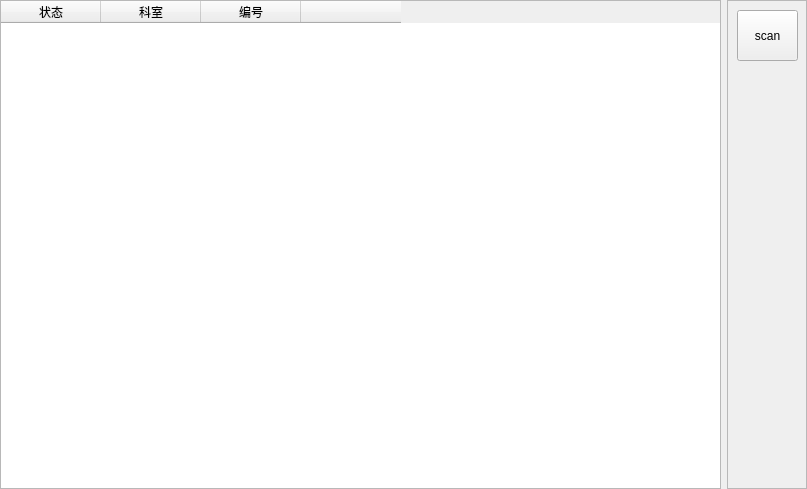
First picture: the form in UpdateManager/widget.ui, repository birdman1992/RemoteCtrl, before the edit.
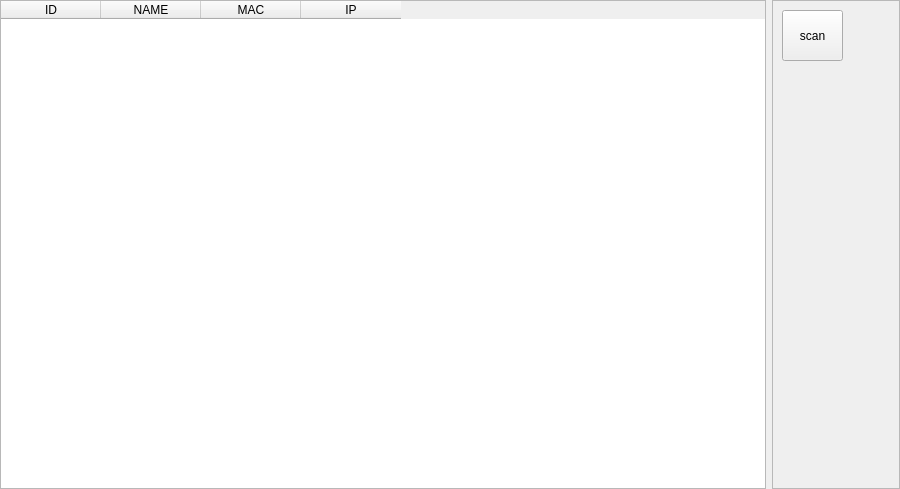
Second picture: the form after the edit.

```diff
--- a/UpdateManager/widget.ui
+++ b/UpdateManager/widget.ui
@@ -6,14 +6,14 @@
    <rect>
     <x>0</x>
     <y>0</y>
-    <width>807</width>
+    <width>900</width>
     <height>489</height>
    </rect>
   </property>
   <property name="windowTitle">
    <string>Widget</string>
   </property>
-  <layout class="QHBoxLayout" name="horizontalLayout" stretch="9,1">
+  <layout class="QHBoxLayout" name="horizontalLayout" stretch="6,1">
    <property name="leftMargin">
     <number>0</number>
    </property>
@@ -27,25 +27,37 @@
     <number>0</number>
    </property>
    <item>
-    <widget class="QTableWidget" name="tableWidget">
+    <widget class="QTableWidget" name="table_clinet">
+     <property name="focusPolicy">
+      <enum>Qt::NoFocus</enum>
+     </property>
+     <property name="editTriggers">
+      <set>QAbstractItemView::NoEditTriggers</set>
+     </property>
+     <property name="selectionMode">
+      <enum>QAbstractItemView::SingleSelection</enum>
+     </property>
+     <property name="selectionBehavior">
+      <enum>QAbstractItemView::SelectRows</enum>
+     </property>
      <column>
       <property name="text">
-       <string>状态</string>
+       <string>ID</string>
       </property>
      </column>
      <column>
       <property name="text">
-       <string>科室</string>
+       <string>NAME</string>
       </property>
      </column>
      <column>
       <property name="text">
-       <string>编号</string>
+       <string>MAC</string>
       </property>
      </column>
      <column>
       <property name="text">
-       <string/>
+       <string>IP</string>
       </property>
      </column>
     </widget>
```
